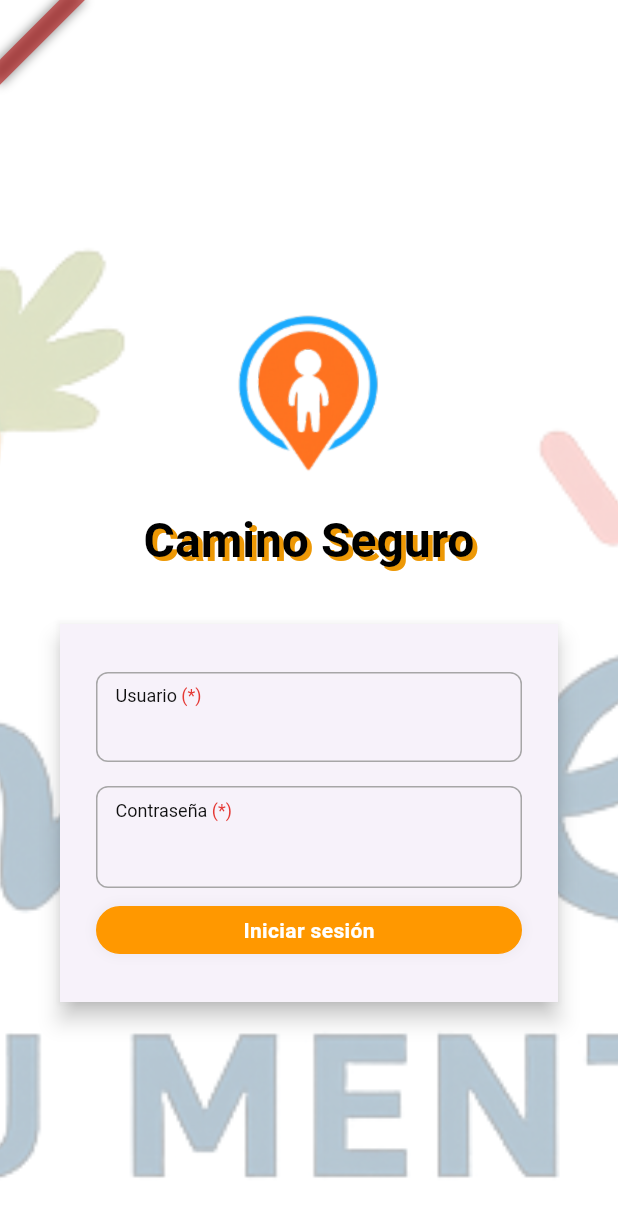
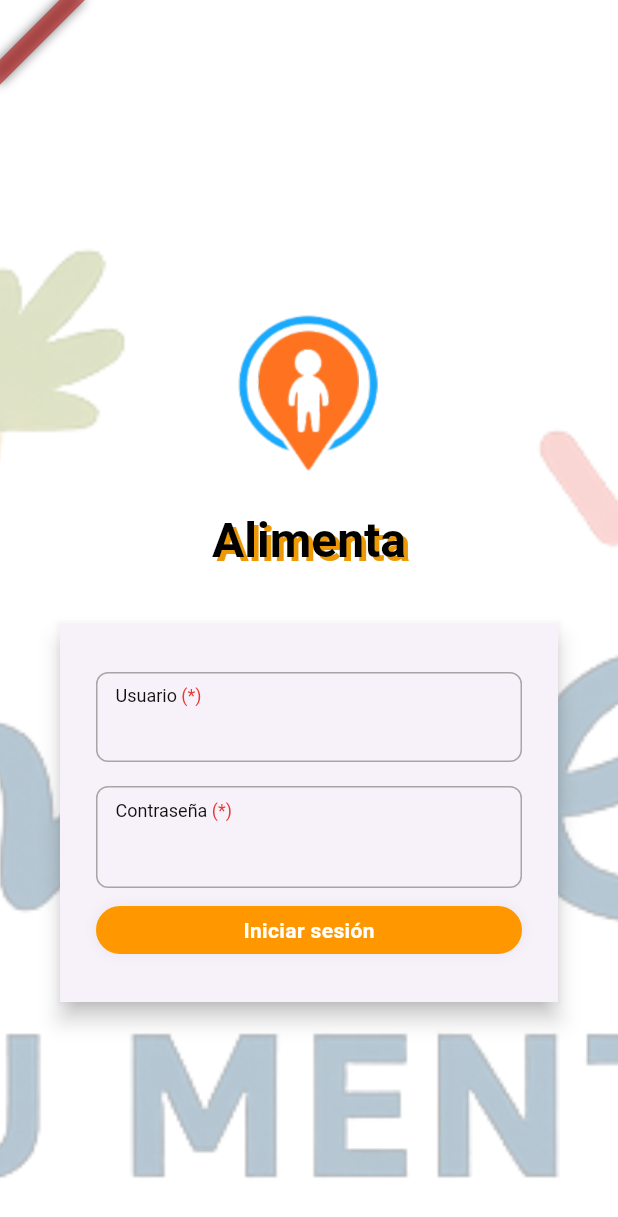
Before and after one commit to Vlxdy/red-neuro-app, a Flutter app: the screen it shows after launch, on a phone screen of 412 x 824 dp. Shown: the top 1217 px of the screen. Run offline on Flutter 3.47's test engine with Material 3 defaults, Android fonts, the phone set to English and light mode, and no system bars; drawn by our look-alikes of auto_size_text; our stand-ins replace camera, device_info_plus, dropdown_button2, firebase_core, firebase_messaging, flutter_dotenv and 16 more; missing offline and left inert: flutter_polyline_points, image_editor, local_auth_android, local_auth_darwin, zxcvbn; accounts and stored records are empty; Roboto replaces fonts that are missing (DancingScript).

Commit message:
refactor: modificación el nombre del proyecto

```diff
--- a/lib/main.dart
+++ b/lib/main.dart
@@ -96,7 +96,7 @@ class _MyAppState extends State<MyApp> with WidgetsBindingObserver {
             return MaterialApp.router(
               locale: _locale,
               debugShowCheckedModeBanner: false,
-              title: 'Camino seguro',
+              title: 'Alimenta',
               scaffoldMessengerKey: rootScaffoldMessengerKey,
               theme: ThemeData(
                   useMaterial3: true,
--- a/lib/src/ui/pages/login/componentes/header.dart
+++ b/lib/src/ui/pages/login/componentes/header.dart
@@ -19,7 +19,7 @@ class HeaderLogin extends StatelessWidget {
                   fit: BoxFit.contain)),
         ),
         Text(
-          'Bienvenido a camino seguro',
+          'Bienvenido a Alimenta',
           style: Theme.of(context)
               .textTheme
               .headlineSmall!
--- a/lib/src/ui/pages/login/componentes/login_account_page.dart
+++ b/lib/src/ui/pages/login/componentes/login_account_page.dart
@@ -50,7 +50,7 @@ class _LoginState extends State<LoginAccount> {
                           width: 150,
                         ),
                         Text(
-                          'Camino Seguro',
+                          'Alimenta',
                           style: Theme.of(context)
                               .textTheme
                               .headlineLarge!
--- a/pubspec.yaml
+++ b/pubspec.yaml
@@ -92,6 +92,7 @@ dev_dependencies:
   flutter_launcher_icons: 0.14.2
   hive_generator: 2.0.1
   build_runner: 2.4.14
+  change_app_package_name: ^1.5.0
 
 # For information on the generic Dart part of this file, see the
 # following page: https://dart.dev/tools/pub/pubspec
```
Also changed, not shown: pubspec.lock, 6 other files.
